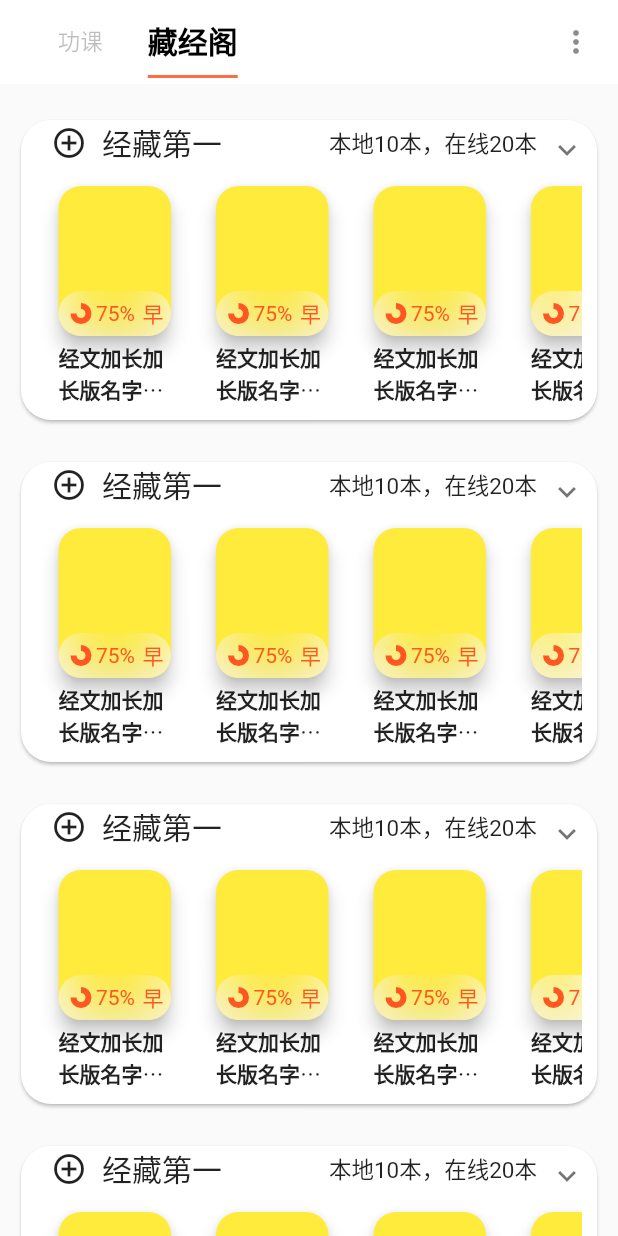
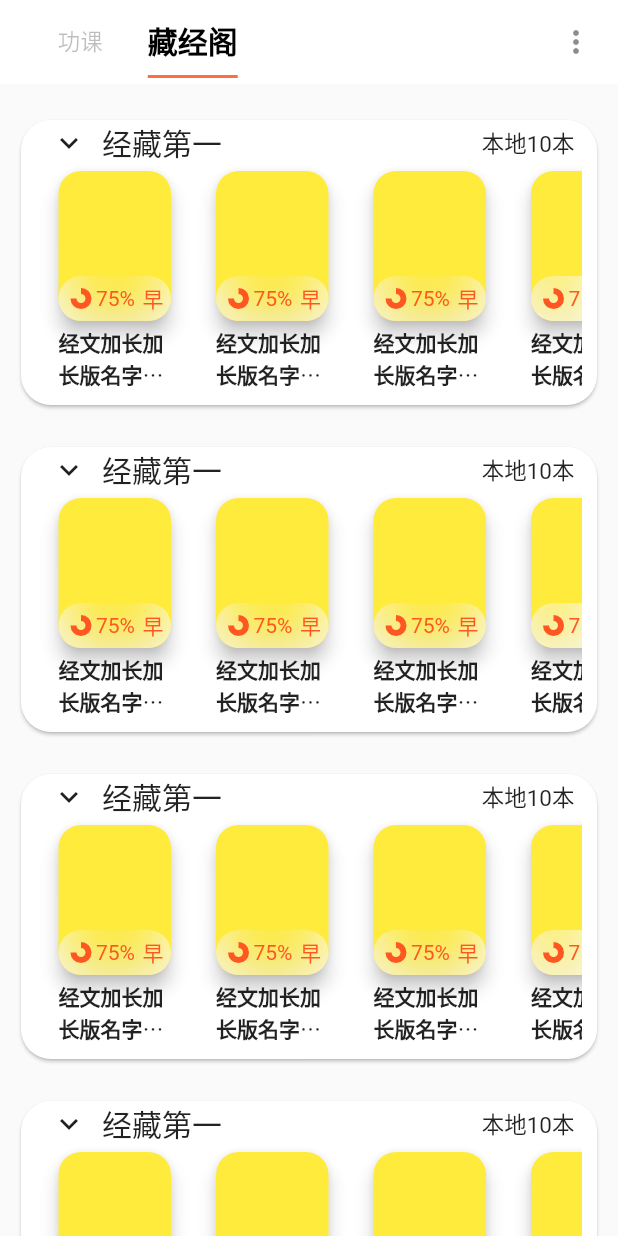
Before and after one commit to creatapp/zhu_yin_jing_zhou, a Flutter app: the screen it shows after launch, tab 2 chosen, on a phone screen of 412 x 824 dp. Run offline on Flutter 3.47's test engine with Material 2 defaults, Android fonts, the phone set to English and light mode, and no system bars; drawn by our look-alikes of expandable; our stand-ins replace sqflite; accounts and stored records are empty; generated files the repository leaves out were written again.

Commit message:
修改结构

```diff
--- a/lib/component/expandable_card.dart
+++ b/lib/component/expandable_card.dart
@@ -10,20 +10,21 @@ class ExpandableCard extends StatefulWidget {
 }
 
 class ExpandableCardState extends State<ExpandableCard> {
+
+  ExpandableController _expandableController = ExpandableController();
+  bool _expand = false;
+
   @override
-  Widget build(BuildContext context) {
-    return ListView(
-      children: List.filled(10, Card1()),
-    );
+  void initState() {
+    super.initState();
+    _expandableController.addListener((){
+        if (_expand != _expandableController.expanded) {
+          setState(() {
+            _expand = _expandableController.expanded;
+          });
         }
+    });
   }
-
-
-const loremIpsum = "Lorem ipsum dolor sit amet, consectetur adipiscing elit, sed do eiusmod tempor incididunt ut labore et dolore magna aliqua. Ut enim ad minim veniam, quis nostrud exercitation ullamco laboris nisi ut aliquip ex ea commodo consequat. Duis aute irure dolor in reprehenderit in voluptate velit esse cillum dolore eu fugiat nulla pariatur. Excepteur sint occaecat cupidatat non proident, sunt in culpa qui officia deserunt mollit anim id est laborum.";
-
-class Card1 extends StatelessWidget {
-
-  List<Object> _bookItemList = [];
 
   @override
   Widget build(BuildContext context) {
@@ -36,33 +37,25 @@ class Card1 extends StatelessWidget {
           shape: RoundedRectangleBorder(
             borderRadius: BorderRadius.all(Radius.circular(20.0)),),
           child: ScrollOnExpand(
-              scrollOnExpand: false,
+            scrollOnExpand: true,
             scrollOnCollapse: true,
-              child: Padding(
-                padding: const EdgeInsets.symmetric(horizontal: 0),
-                child: ScrollOnExpand(
-                  scrollOnExpand: true,
-                  scrollOnCollapse: false,
             child: ExpandablePanel(
               tapHeaderToExpand: true,
-                    tapBodyToCollapse: true,
+              tapBodyToCollapse: false,
+              iconPlacement: ExpandablePanelIconPlacement.right,
+              hasIcon: false,
+              controller: _expandableController,
               headerAlignment: ExpandablePanelHeaderAlignment.center,
               header: _getHeader(),
               collapsed: _getCollapsed(context),
-                    expanded: Column(
-                        crossAxisAlignment: CrossAxisAlignment.start,
-                        children: List.filled(5, Padding(
-                            padding: EdgeInsets.only(bottom: 10),
-                            child: Text(loremIpsum, softWrap: true, overflow: TextOverflow.fade,)
-                        ),)
-                    ),
+              expanded: _getExpanded(context),
               builder: (_, collapsed, expanded) {
                 return Padding(
                   padding: EdgeInsets.only(left: 10, right: 10, bottom: 10),
                   child: Expandable(
                     collapsed: collapsed,
                     expanded: expanded,
-                          crossFadePoint: 0,
+                    crossFadePoint: 10,
                   ),
                 );
               },
@@ -70,8 +63,6 @@ class Card1 extends StatelessWidget {
           ),
         ),
       ),
-          ),
-        )
     );
   }
 
@@ -82,20 +73,24 @@ class Card1 extends StatelessWidget {
         children: <Widget>[
           Row(
             children: <Widget>[
-              Icon(Icons.add_circle_outline),
+              Icon(_expand ? Icons.keyboard_arrow_up : Icons.keyboard_arrow_down),
               Container(padding: EdgeInsets.only(right: 10),),
               Text('经藏第一', style: TextStyle(fontSize: 20),)
             ],
           ),
           Row(
             children: <Widget>[
-              Text('本地10本，在线20本', style: TextStyle(fontSize: 15),)
+              Container(
+                padding: EdgeInsets.only(right: 15),
+                child: Text(_expand ? '在线20本' : '本地10本', style: TextStyle(fontSize: 15),),
+              )
             ],
           )
         ],
       ),
       padding: EdgeInsets.only(left: 20),
     );
+  }
 }
 
 Widget _getCollapsed (BuildContext context) {
@@ -183,4 +178,99 @@ class Card1 extends StatelessWidget {
       }
   );
 }
+
+Widget _getExpanded(BuildContext context) {
+
+  var verCard =  Column(
+    children: <Widget>[
+      Container(padding: EdgeInsets.only(top: 15),),
+      Container(
+        child: Row(
+          mainAxisAlignment: MainAxisAlignment.start,
+          children: <Widget>[
+            Stack(
+              children: <Widget>[
+                Card(
+                  color: Colors.yellow,
+                  elevation: 15.0, //设置阴影
+                  shape: const RoundedRectangleBorder(
+                      borderRadius: BorderRadius.all(Radius.circular(15.0))), //设置圆角
+                  child: Container(
+                    height: 120,
+                    width: 90,
+                    padding: EdgeInsets.all(10),
+                  ),
+                ),
+                Positioned(
+                  bottom: 4,
+                  left: 4,
+                  child: ClipRRect(
+                      borderRadius: BorderRadius.all(Radius.circular(15)),
+                      child: BackdropFilter(
+                          filter: ImageFilter.blur(sigmaX: 20, sigmaY: 20),
+                          child: Container(
+                              width: 90,
+                              height: 30,
+                              child: Row(
+                                mainAxisAlignment: MainAxisAlignment.center,
+                                children: <Widget>[
+                                  GestureDetector(
+                                    child: Text('查看详情', style: TextStyle(color: Colors.deepOrange),),
+                                    onTap: (){debugPrint('download');},
+                                  )
+                                ],
+                              )
+                          )
+                      )
+                  ),
+                ),
+              ],
+            ),
+            Container(padding: EdgeInsets.only(left: 30),),
+            Container(
+              height: 120,
+              width: MediaQuery
+                  .of(context)
+                  .size
+                  .width - 178,
+              child: Column(
+                crossAxisAlignment: CrossAxisAlignment.start,
+                mainAxisAlignment: MainAxisAlignment.spaceBetween,
+                children: <Widget>[
+                  Column(
+                    crossAxisAlignment: CrossAxisAlignment.start,
+                    children: <Widget>[
+                      Text('书籍的名字很长长测试溢出', style: TextStyle(
+                          fontSize: 18, fontWeight: FontWeight.bold),
+                        maxLines: 2,
+                        overflow: TextOverflow.ellipsis,),
+                      Row(
+                        mainAxisAlignment: MainAxisAlignment.spaceBetween,
+                        children: <Widget>[
+                          Text('译者  ', style: TextStyle(color: Colors.black38),),
+                          Text('一位名字很长很长的译者',
+                            style: TextStyle(color: Colors.black38),
+                            overflow: TextOverflow.ellipsis,
+                            maxLines: 1,),
+                        ],
+                      )
+                    ],
+                  ),
+                  Text('介绍 ' * 30,
+                    style: TextStyle(color: Colors.black45),
+                    overflow: TextOverflow.ellipsis,
+                    maxLines: 2,
+                  ),
+                ],
+              ),
+            )
+          ],
+        ),
+      ),
+      Container(padding: EdgeInsets.only(top: 15),),
+    ],
+  );
+  return Column(
+    children: List.filled(20, verCard),
+  );
 }
--- a/lib/component/library_list.dart
+++ b/lib/component/library_list.dart
@@ -112,7 +112,6 @@ class LibraryListState extends State<LibraryList> {
   }
 
   Widget _getBookLibrary(BookItem bookItem) {
-    var randomColor = Colors.yellow;
 
     return Column(
       children: <Widget>[
--- a/lib/page/cang_jing_ge.dart
+++ b/lib/page/cang_jing_ge.dart
@@ -10,6 +10,8 @@ class CangJingGe extends StatefulWidget {
 class CangJingGeState extends State<CangJingGe> {
   @override
   Widget build(BuildContext context) {
-    return ExpandableCard();
+    return ListView(
+      children: List.filled(10, ExpandableCard()),
+    );
   }
 }
```
Lines whose indentation alone changed are shown as unchanged.
